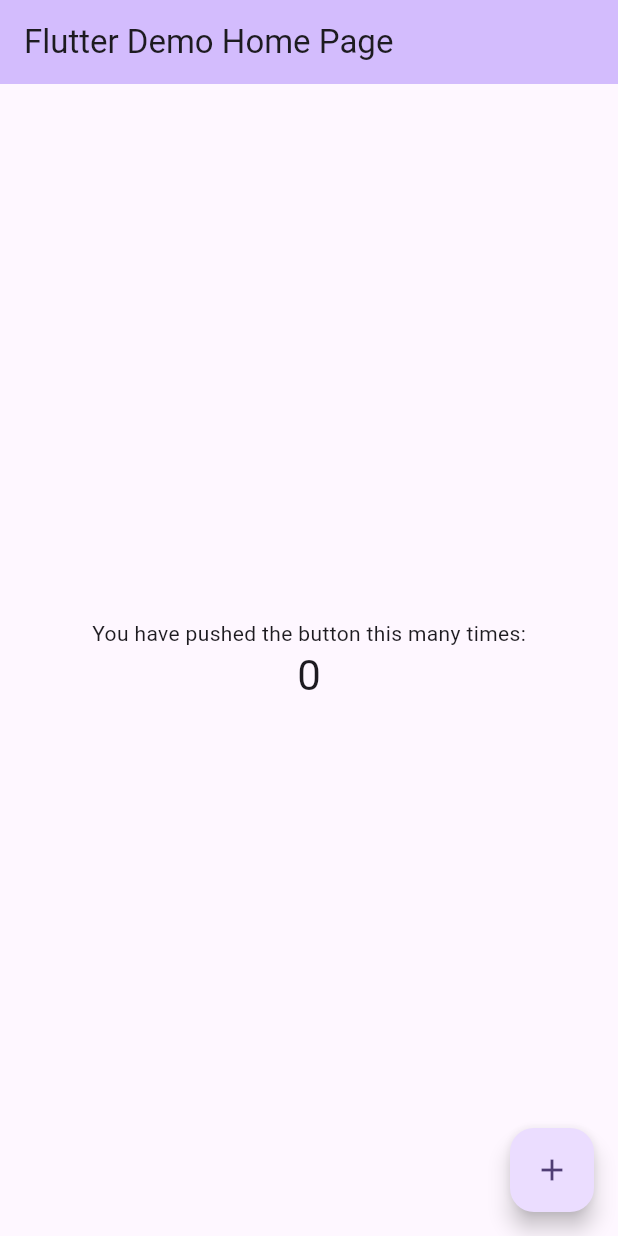
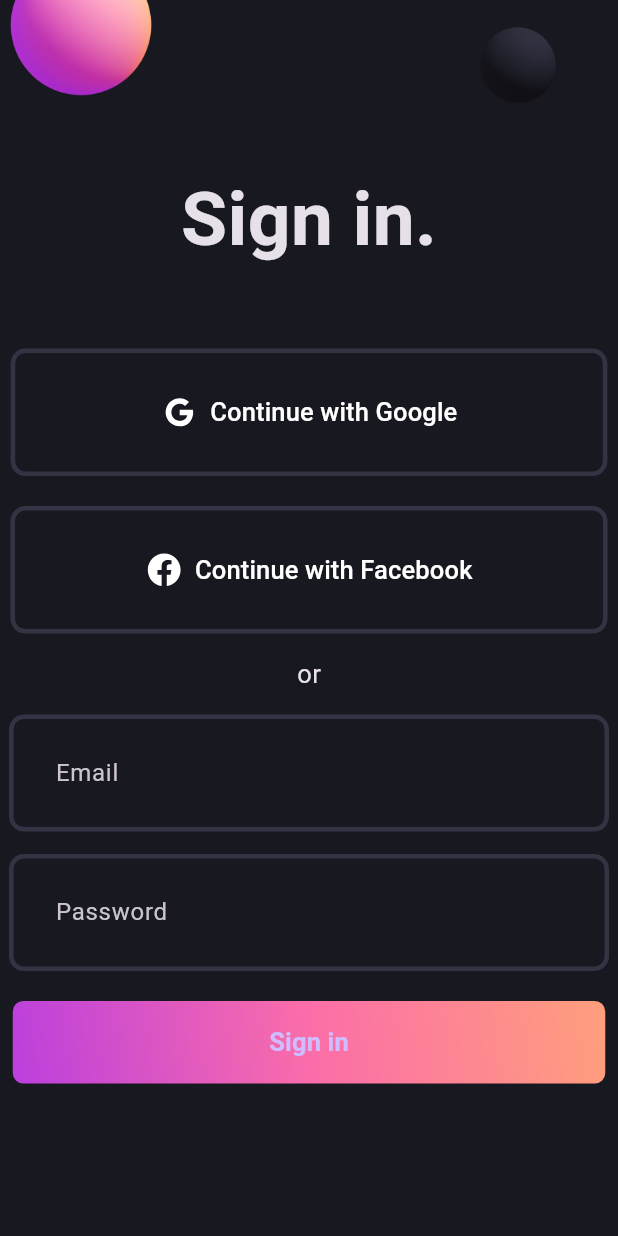
Before and after one commit to Sohag-84/Flutter-Bloc, a Flutter app: the screen it shows after launch, on a phone screen of 412 x 824 dp. Run offline on Flutter 3.47's test engine with Material 3 defaults, Android fonts, the phone set to English and light mode, and no system bars; our stand-ins replace flutter_bloc, flutter_svg.

Commit message:
login page is designed

```diff
--- /dev/null
+++ b/form_validation/lib/login_screen.dart
@@ -0,0 +1,69 @@
+import 'package:flutter/material.dart';
+
+import 'widgets/gradient_button.dart';
+import 'widgets/login_field.dart';
+import 'widgets/social_button.dart';
+
+class LoginScreen extends StatefulWidget {
+  const LoginScreen({Key? key}) : super(key: key);
+
+  @override
+  State<LoginScreen> createState() => _LoginScreenState();
+}
+
+class _LoginScreenState extends State<LoginScreen> {
+  final emailController = TextEditingController();
+  final passwordController = TextEditingController();
+
+  @override
+  Widget build(BuildContext context) {
+    return Scaffold(
+      body: SingleChildScrollView(
+        child: Center(
+          child: Column(
+            children: [
+              Image.asset('assets/images/signin_balls.png'),
+              const Text(
+                'Sign in.',
+                style: TextStyle(
+                  fontWeight: FontWeight.bold,
+                  fontSize: 50,
+                ),
+              ),
+              const SizedBox(height: 50),
+              const SocialButton(
+                iconPath: 'assets/svgs/g_logo.svg',
+                label: 'Continue with Google',
+              ),
+              const SizedBox(height: 20),
+              const SocialButton(
+                iconPath: 'assets/svgs/f_logo.svg',
+                label: 'Continue with Facebook',
+                horizontalPadding: 90,
+              ),
+              const SizedBox(height: 15),
+              const Text(
+                'or',
+                style: TextStyle(
+                  fontSize: 17,
+                ),
+              ),
+              const SizedBox(height: 15),
+              LoginField(
+                hintText: 'Email',
+                controller: emailController,
+              ),
+              const SizedBox(height: 15),
+              LoginField(
+                hintText: 'Password',
+                controller: passwordController,
+              ),
+              const SizedBox(height: 20),
+              const GradientButton(),
+            ],
+          ),
+        ),
+      ),
+    );
+  }
+}
--- a/form_validation/lib/main.dart
+++ b/form_validation/lib/main.dart
@@ -1,4 +1,7 @@
 import 'package:flutter/material.dart';
+import 'package:form_validation/login_screen.dart';
+
+import 'pallet.dart';
 
 void main() {
   runApp(const MyApp());
@@ -9,60 +12,13 @@ class MyApp extends StatelessWidget {
 
   @override
   Widget build(BuildContext context) {
-    return MaterialApp(    title: 'Flutter Demo',
-      theme: ThemeData(
-        colorScheme: ColorScheme.fromSeed(seedColor: Colors.deepPurple),
-        useMaterial3: true,
+    return MaterialApp(
+      title: 'Flutter Demo',
+      debugShowCheckedModeBanner: false,
+      theme: ThemeData.dark().copyWith(
+        scaffoldBackgroundColor: Pallete.backgroundColor,
       ),
-      home: const MyHomePage(title: 'Flutter Demo Home Page'),
+      home: const LoginScreen(),
     );
   }
 }
-
-class MyHomePage extends StatefulWidget {
-  const MyHomePage({super.key, required this.title});
-
-  final String title;
-
-  @override
-  State<MyHomePage> createState() => _MyHomePageState();
-}
-
-class _MyHomePageState extends State<MyHomePage> {
-  int _counter = 0;
-
-  void _incrementCounter() {
-    setState(() {
-      _counter++;
-    });
-  }
-
-  @override
-  Widget build(BuildContext context) {
-    return Scaffold(
-      appBar: AppBar(
-        backgroundColor: Theme.of(context).colorScheme.inversePrimary,
-        title: Text(widget.title),
-      ),
-      body: Center(
-        child: Column(
-          mainAxisAlignment: MainAxisAlignment.center,
-          children: <Widget>[
-            const Text(
-              'You have pushed the button this many times:',
-            ),
-            Text(
-              '$_counter',
-              style: Theme.of(context).textTheme.headlineMedium,
-            ),
-          ],
-        ),
-      ),
-      floatingActionButton: FloatingActionButton(
-        onPressed: _incrementCounter,
-        tooltip: 'Increment',
-        child: const Icon(Icons.add),
-      ),
-    );
-  }
-}
--- a/form_validation/lib/pallet.dart
+++ b/form_validation/lib/pallet.dart
@@ -7,4 +7,5 @@ class Pallete {
   static const Color gradient3 = Color.fromRGBO(255, 159, 124, 1);
   static const Color borderColor = Color.fromRGBO(52, 51, 67, 1);
   static const Color whiteColor = Colors.white;
+  static const Color blackColor = Colors.black;
 }
--- a/form_validation/lib/widgets/social_button.dart
+++ b/form_validation/lib/widgets/social_button.dart
@@ -1,3 +1,5 @@
+// ignore_for_file: deprecated_member_use
+
 import 'package:flutter/material.dart';
 import 'package:flutter_svg/flutter_svg.dart';
 import 'package:form_validation/pallet.dart';
@@ -20,6 +22,7 @@ class SocialButton extends StatelessWidget {
       icon: SvgPicture.asset(
         iconPath,
         width: 25,
+        color: Pallete.whiteColor,
       ),
       label: Text(
         label,
```
